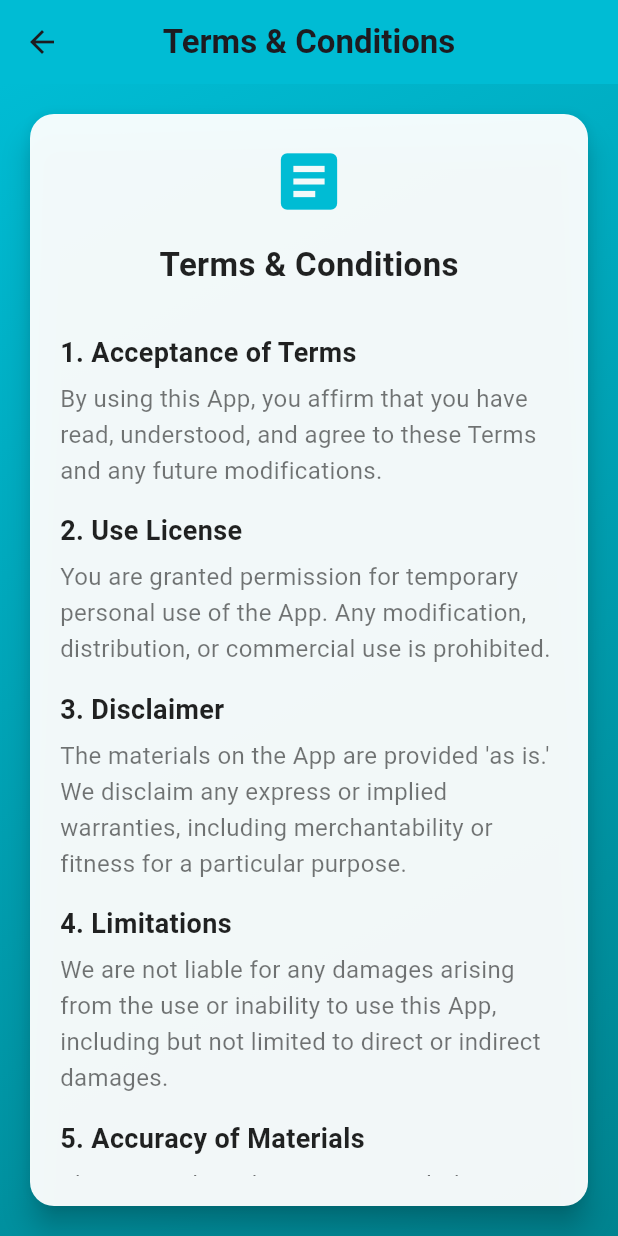
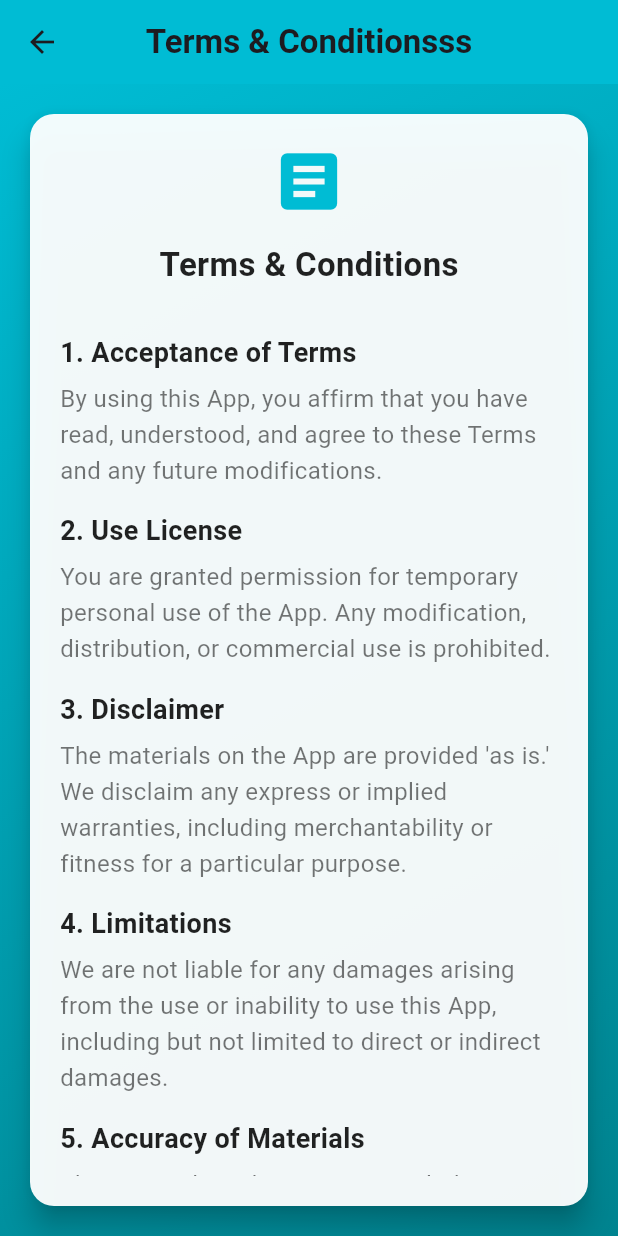
Before and after one commit to PreyanshuShah/Yatra, a Flutter app: the TermsConditionsPage screen opened directly, on a phone screen of 412 x 824 dp. Run offline on Flutter 3.47's test engine with Material 3 defaults, Android fonts, the phone set to English and light mode, and no system bars; our stand-ins replace another_flushbar, dio, file_picker, flutter_local_notifications, image_picker, shared_preferences and 1 more; accounts and stored records are empty.

Commit message:
Update terms_conditions_page.dart

```diff
--- a/Front/lib/View/terms_conditions_page.dart
+++ b/Front/lib/View/terms_conditions_page.dart
@@ -8,7 +8,7 @@ class TermsConditionsPage extends StatelessWidget {
     return Scaffold(
       appBar: AppBar(
         title: const Text(
-          'Terms & Conditions',
+          'Terms & Conditionsss',
           style: TextStyle(fontWeight: FontWeight.bold),
         ),
         backgroundColor: Colors.cyan,
```
